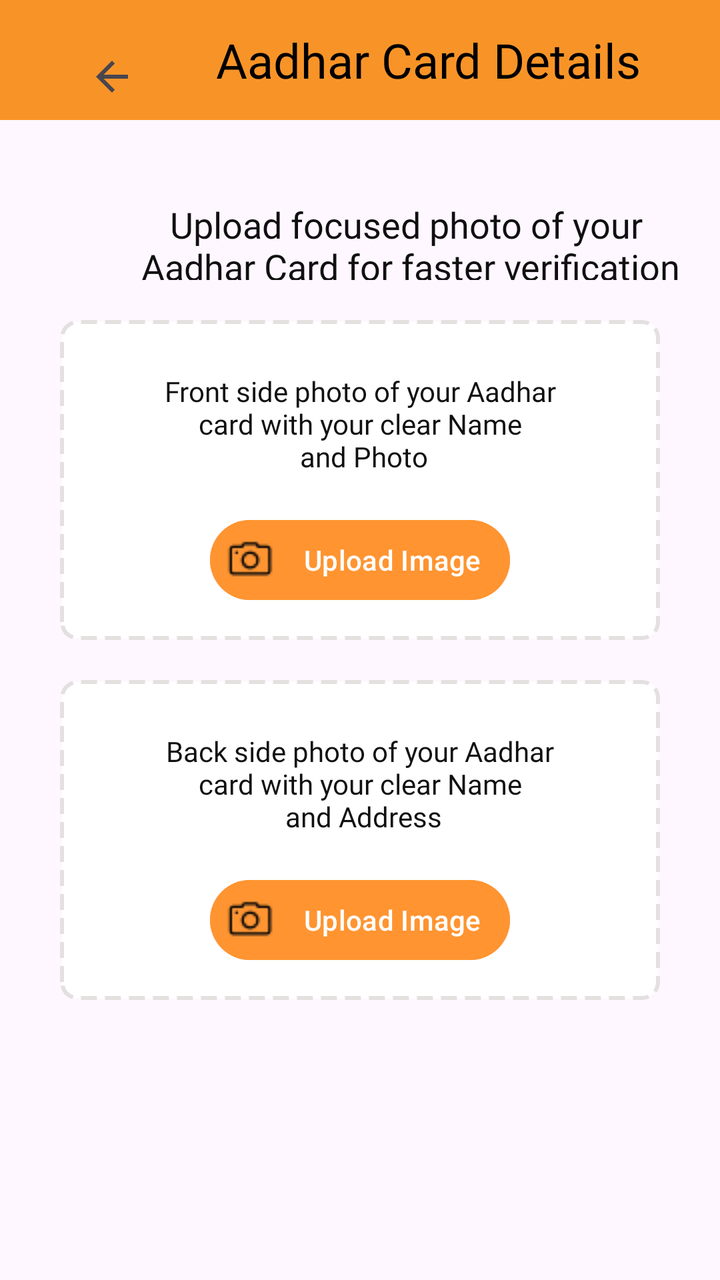
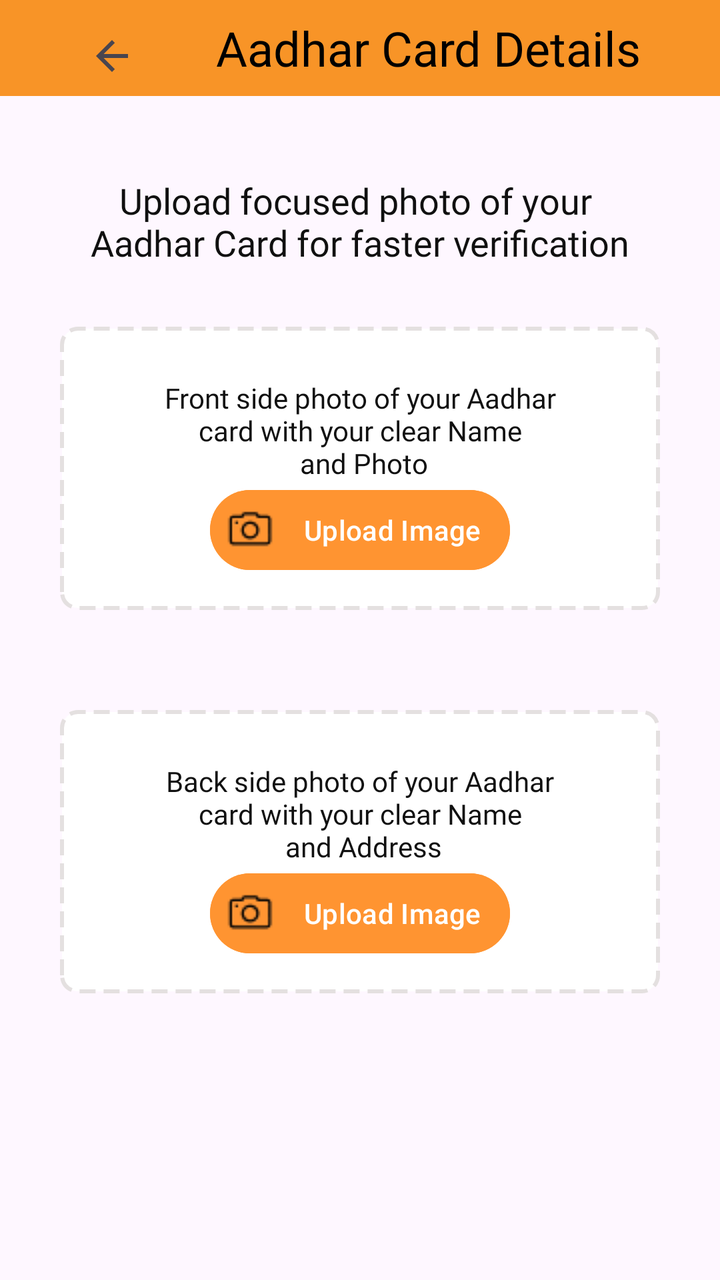

Two renders of the same Android screen: before a commit and after it. Below are the layout's source before the change and the commit's diff.
<!-- AndroidManifest.xml: application theme Theme.B2CDeliveryApp -->
<!-- res/layout/activity_aadhar.xml -->
<?xml version="1.0" encoding="utf-8"?>
<androidx.coordinatorlayout.widget.CoordinatorLayout
    xmlns:android="http://schemas.android.com/apk/res/android"
    xmlns:tools="http://schemas.android.com/tools"
    android:layout_width="match_parent"
    android:layout_height="match_parent"
    android:fitsSystemWindows="true"
    android:id="@+id/linear_layout_aadhar"
    tools:context=".Aadhar">

    <LinearLayout
        android:layout_width="match_parent"
        android:layout_height="match_parent"
        android:orientation="vertical">


        <LinearLayout
            android:id="@+id/main"
            android:layout_width="match_parent"
            android:layout_height="wrap_content"
            android:layout_marginBottom="40dp"
            android:background="#F89427"
            android:orientation="horizontal">

            <Button
                android:id="@+id/aadharBackButton"
                android:layout_width="48dp"
                android:layout_height="48dp"
                android:layout_marginLeft="20dp"
                android:background="@android:color/transparent"
                android:text="do"
                android:drawableLeft="@drawable/baseline_arrow_back_black"
                />

            <TextView

                android:id="@+id/textView"
                android:layout_width="match_parent"
                android:layout_height="180px"
                android:background="#F89427"
                android:fontFamily="@font/archivo_bold"

                android:gravity="center"
                android:text="Aadhar Card Details"
                android:textAlignment="center"
                android:textColor="@color/black"
                android:textSize="24sp" />


        </LinearLayout>

        <TextView
            android:id="@+id/textView2"
            android:layout_width="351dp"
            android:layout_height="40dp"
            android:layout_marginLeft="30dp"
            android:fontFamily="@font/archivo_medium"
            android:text="Upload focused photo of your \nAadhar Card for faster verification"
            android:textAlignment="center"
            android:textColor="#101010"
            android:textSize="18sp" />

        <LinearLayout
            android:layout_width="match_parent"
            android:layout_height="wrap_content"
            android:orientation="vertical"
            android:layout_marginLeft="30dp"
            android:layout_marginTop="20dp"
            android:layout_marginRight="30dp"
            android:background="@drawable/border"
            android:padding="16dp">

            <TextView
                android:id="@+id/textView3"
                android:layout_width="match_parent"
                android:layout_height="80dp"
                android:fontFamily="@font/archivo_medium"
                android:paddingTop="10dp"
                android:text="Front side photo of your Aadhar\n card with your clear Name \n and Photo"
                android:textAlignment="center"
                android:textColor="#101010" />

            <Button
                android:id="@+id/front_aadhar_upload_btn"
                android:layout_width="150dp"
                android:layout_height="wrap_content"
                android:padding="8dp"
                android:drawableLeft="@drawable/camera"
                android:backgroundTint="@color/orange"
                android:textAlignment="center"
                android:layout_gravity="center"
                android:text="Upload Image" />
        </LinearLayout>

        <LinearLayout
            android:layout_width="match_parent"
            android:layout_height="wrap_content"
            android:orientation="vertical"
            android:padding="16dp"
            android:layout_marginLeft="30dp"
            android:layout_marginTop="20dp"
            android:background="@drawable/border"
            android:layout_marginRight="30dp">

            <TextView
                android:id="@+id/textView4"
                android:layout_width="match_parent"
                android:layout_height="80dp"
                android:fontFamily="@font/archivo_medium"
                android:paddingTop="10dp"
                android:text="Back side photo of your Aadhar\n card with your clear Name \n and Address"
                android:textAlignment="center"
                android:textColor="#101010" />

            <Button
                android:id="@+id/back_aadhar_upload_btn"
                android:layout_width="150dp"
                android:layout_height="wrap_content"
                android:padding="8dp"
                android:textAlignment="center"
                android:drawableLeft="@drawable/camera"
                android:layout_gravity="center"
                android:backgroundTint="@color/orange"
                android:text="Upload Image" />
        </LinearLayout>
        <Button
            android:id="@+id/submit_aadhar_btn"
            android:layout_width="250dp"
            android:layout_height="wrap_content"
            android:layout_marginStart="20dp"
            android:layout_marginEnd="20dp"
            android:layout_marginTop="150dp"
            android:textSize="20sp"
            android:textColor="#FFFFFF"
            android:backgroundTint="@color/orange"
            android:paddingTop="16dp"
            android:text="Submit"
            android:paddingHorizontal="8dp"
            android:paddingBottom="12dp"
            android:layout_gravity="center"/>

    </LinearLayout>

  </androidx.coordinatorlayout.widget.CoordinatorLayout>
<!-- resources referenced by this layout -->
<resources>
  <color name="black">#FF000000</color>
  <color name="orange">#FF9431</color>
  <!-- drawable baseline_arrow_back_black (drawable) -->
  <vector xmlns:android="http://schemas.android.com/apk/res/android"
      android:autoMirrored="true"
      android:height="24dp"
      android:viewportHeight="24"
      android:viewportWidth="24"
      android:width="24dp">
  
      <path
          android:fillColor="?attr/colorControlNormal"
          android:pathData="M20,11H7.83l5.59,-5.59L12,4l-8,8 8,8 1.41,-1.41L7.83,13H20v-2z" />
  </vector>
  <!-- drawable border (drawable) -->
  <?xml version="1.0" encoding="utf-8"?>
  <shape xmlns:android="http://schemas.android.com/apk/res/android">
      <solid android:color="#FFFFFF"/>
      <stroke
          android:width="2dp"
          android:color="@color/grey"
      android:dashWidth="8dp"
      android:dashGap="4dp"/>
      <corners android:radius="8dp"/>
  </shape>
  <!-- drawable camera: png bitmap (drawable, 815 bytes) -->
  <style name="Theme.B2CDeliveryApp" parent="Base.Theme.B2CDeliveryApp" />
  <color name="grey">#E4E0E0</color>
  <style name="Base.Theme.B2CDeliveryApp" parent="Theme.Material3.DayNight.NoActionBar">
          
          
      </style>
</resources>

<!-- the commit's change to res/layout/activity_aadhar.xml (unified diff, before → after) -->
@@ -8,12 +8,13 @@
     android:id="@+id/linear_layout_aadhar"
     tools:context=".Aadhar">
 
+    
     <LinearLayout
         android:layout_width="match_parent"
         android:layout_height="match_parent"
         android:orientation="vertical">
 
-
+        
         <LinearLayout
             android:id="@+id/main"
             android:layout_width="match_parent"
@@ -28,52 +29,47 @@
                 android:layout_height="48dp"
                 android:layout_marginLeft="20dp"
                 android:background="@android:color/transparent"
-                android:text="do"
-                android:drawableLeft="@drawable/baseline_arrow_back_black"
-                />
+                android:text=""
+                android:drawableLeft="@drawable/baseline_arrow_back_black" />
 
             <TextView
-
                 android:id="@+id/textView"
                 android:layout_width="match_parent"
-                android:layout_height="180px"
+                android:layout_height="48dp"
                 android:background="#F89427"
                 android:fontFamily="@font/archivo_bold"
-
                 android:gravity="center"
                 android:text="Aadhar Card Details"
                 android:textAlignment="center"
                 android:textColor="@color/black"
                 android:textSize="24sp" />
-
-
         </LinearLayout>
 
+        
         <TextView
             android:id="@+id/textView2"
-            android:layout_width="351dp"
-            android:layout_height="40dp"
-            android:layout_marginLeft="30dp"
+            android:layout_width="match_parent"
+            android:layout_height="wrap_content"
+            android:layout_marginHorizontal="30dp"
             android:fontFamily="@font/archivo_medium"
             android:text="Upload focused photo of your \nAadhar Card for faster verification"
             android:textAlignment="center"
             android:textColor="#101010"
             android:textSize="18sp" />
 
+        
         <LinearLayout
             android:layout_width="match_parent"
             android:layout_height="wrap_content"
             android:orientation="vertical"
-            android:layout_marginLeft="30dp"
-            android:layout_marginTop="20dp"
-            android:layout_marginRight="30dp"
+            android:layout_margin="30dp"
             android:background="@drawable/border"
             android:padding="16dp">
 
             <TextView
                 android:id="@+id/textView3"
                 android:layout_width="match_parent"
-                android:layout_height="80dp"
+                android:layout_height="wrap_content"
                 android:fontFamily="@font/archivo_medium"
                 android:paddingTop="10dp"
                 android:text="Front side photo of your Aadhar\n card with your clear Name \n and Photo"
@@ -92,20 +88,20 @@
                 android:text="Upload Image" />
         </LinearLayout>
 
+        
         <LinearLayout
             android:layout_width="match_parent"
             android:layout_height="wrap_content"
             android:orientation="vertical"
-            android:padding="16dp"
-            android:layout_marginLeft="30dp"
+            android:layout_marginHorizontal="30dp"
             android:layout_marginTop="20dp"
             android:background="@drawable/border"
-            android:layout_marginRight="30dp">
+            android:padding="16dp">
 
             <TextView
                 android:id="@+id/textView4"
                 android:layout_width="match_parent"
-                android:layout_height="80dp"
+                android:layout_height="wrap_content"
                 android:fontFamily="@font/archivo_medium"
                 android:paddingTop="10dp"
                 android:text="Back side photo of your Aadhar\n card with your clear Name \n and Address"
@@ -123,22 +119,31 @@
                 android:backgroundTint="@color/orange"
                 android:text="Upload Image" />
         </LinearLayout>
+
+        
         <Button
             android:id="@+id/submit_aadhar_btn"
             android:layout_width="250dp"
             android:layout_height="wrap_content"
-            android:layout_marginStart="20dp"
-            android:layout_marginEnd="20dp"
             android:layout_marginTop="150dp"
             android:textSize="20sp"
             android:textColor="#FFFFFF"
             android:backgroundTint="@color/orange"
-            android:paddingTop="16dp"
-            android:text="Submit"
-            android:paddingHorizontal="8dp"
-            android:paddingBottom="12dp"
-            android:layout_gravity="center"/>
-
+            android:layout_gravity="center"
+            android:text="Submit" />
     </LinearLayout>
 
-  </androidx.coordinatorlayout.widget.CoordinatorLayout>
+    
+    <FrameLayout
+        android:id="@+id/loaderContainer"
+        android:layout_width="match_parent"
+        android:layout_height="match_parent"
+        android:visibility="gone"
+        android:background="#80000000">
+
+        <ProgressBar
+            android:layout_width="wrap_content"
+            android:layout_height="wrap_content"
+            android:layout_gravity="center" />
+    </FrameLayout>
+</androidx.coordinatorlayout.widget.CoordinatorLayout>
